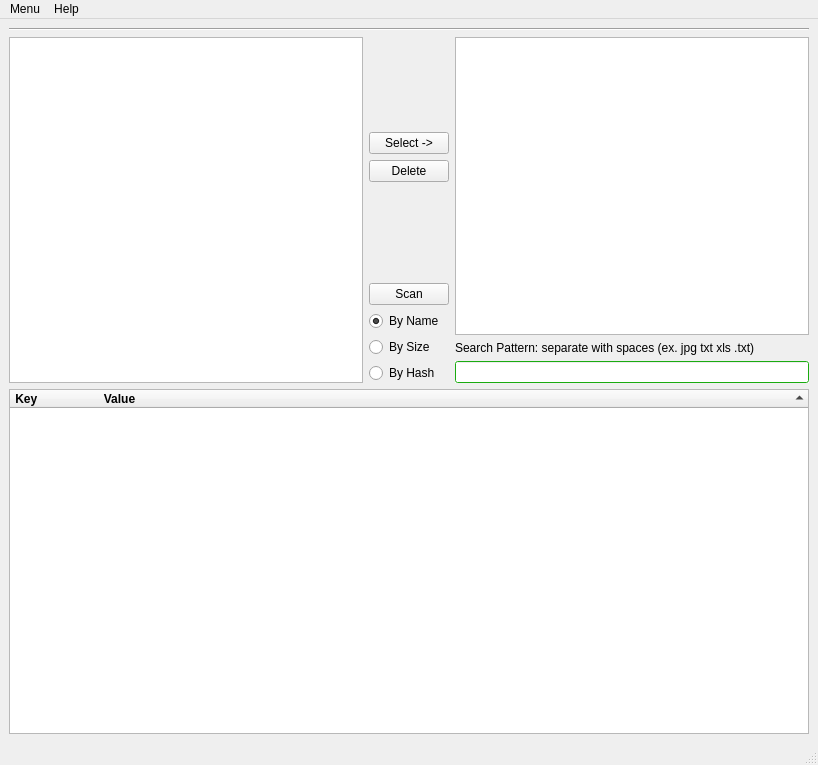
The window that my_filelist.ui (hcrump/my_dupes) describes before a commit, drawn with Qt 5.
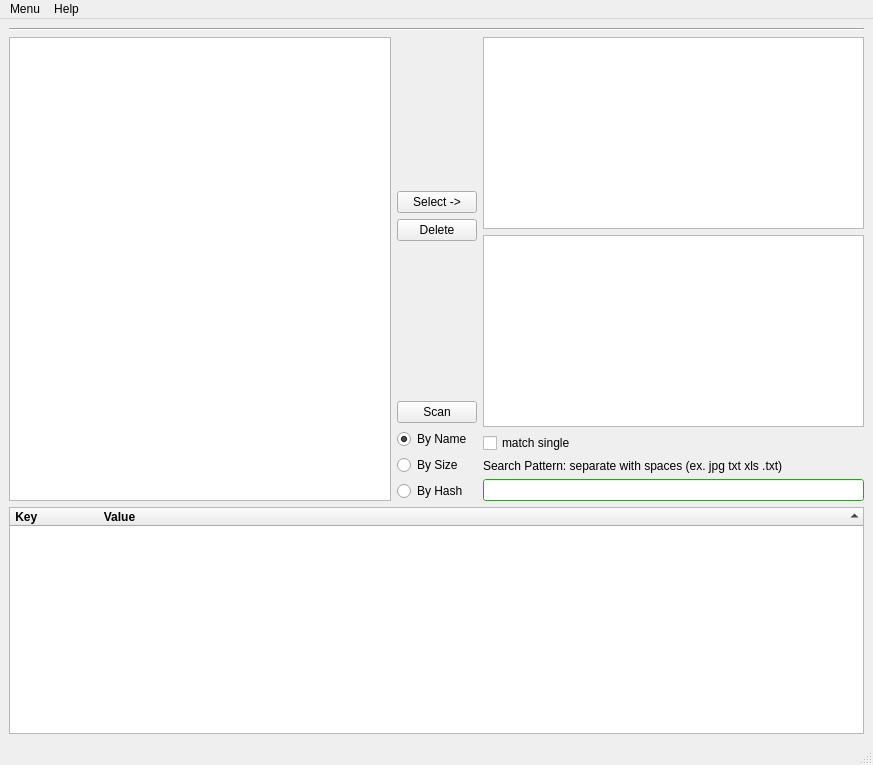
The same window after the commit.

Commit message: added checkbox to search for all files not just duplicates"

```diff
--- a/my_filelist.ui
+++ b/my_filelist.ui
@@ -6,7 +6,7 @@
    <rect>
     <x>0</x>
     <y>0</y>
-    <width>818</width>
+    <width>873</width>
     <height>765</height>
    </rect>
   </property>
@@ -120,6 +120,20 @@
           </property>
          </widget>
         </item>
+        <item>
+         <widget class="QPlainTextEdit" name="my_console">
+          <property name="readOnly">
+           <bool>true</bool>
+          </property>
+         </widget>
+        </item>
+        <item>
+         <widget class="QCheckBox" name="checkbox_single">
+          <property name="text">
+           <string>match single</string>
+          </property>
+         </widget>
+        </item>
         <item>
          <widget class="QLabel" name="label">
           <property name="text">
@@ -599,7 +613,7 @@
     <rect>
      <x>0</x>
      <y>0</y>
-     <width>818</width>
+     <width>873</width>
      <height>21</height>
     </rect>
    </property>
```
The commit also changes 2 other files.
